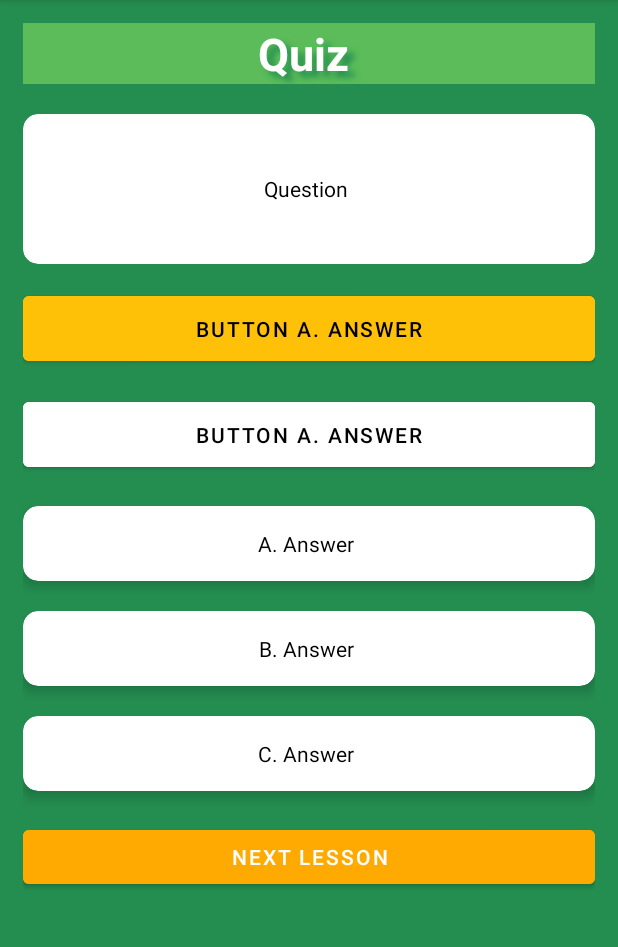
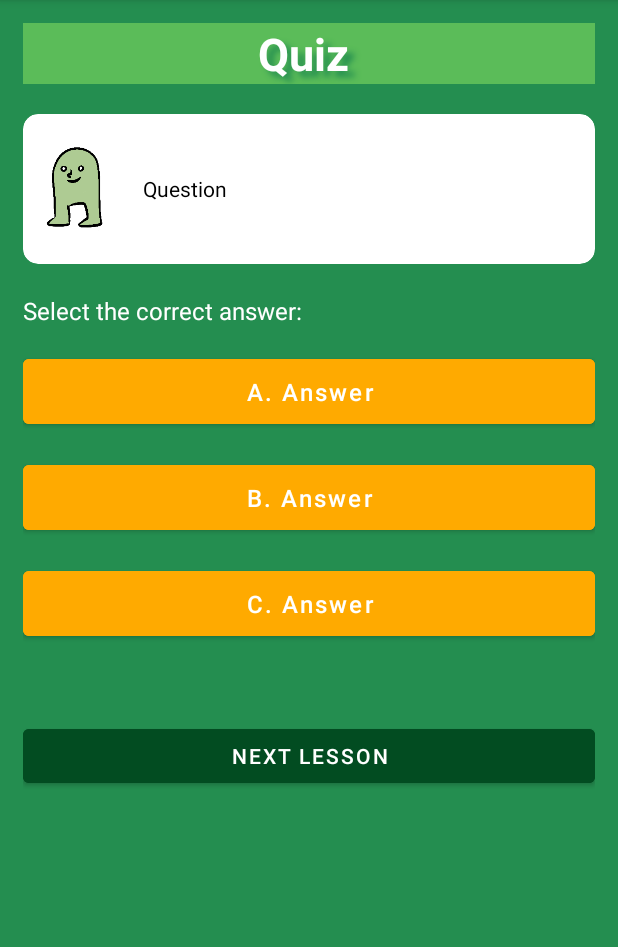
Before and after one commit to zhuje/NUMADSp22_FinalProject, an Android app: the SublessonQuiz screen opened directly, with no data from a screen before it, on a phone screen of 412 x 824 dp, the part 84-1031 px from its top. Run offline under Robolectric (Android 15) with nearby library versions, the phone set to English and light mode, and no system bars.

Commit message:
Sublesson Quiz, general format done.

```diff
--- a/app/src/main/res/layout/activity_sublesson_quiz.xml
+++ b/app/src/main/res/layout/activity_sublesson_quiz.xml
@@ -37,84 +37,82 @@
             android:layout_marginTop="20dp"
             app:cardCornerRadius="10dp" >
 
+            <LinearLayout
+                android:layout_width="match_parent"
+                android:layout_height="match_parent"
+                android:orientation="horizontal"
+                >
+                <ImageView
+                    android:layout_marginLeft="10dp"
+                    android:layout_width="50dp"
+                    android:layout_height="wrap_content"
+                    android:src="@drawable/character"
+                    />
                 <TextView
+                    android:layout_marginLeft="20dp"
                     android:text="Question "
                     android:layout_gravity="center"
                     android:textColor="@color/black"
                     android:layout_width="wrap_content"
                     android:layout_height="wrap_content"/>
+            </LinearLayout>
+
+
 
         </androidx.cardview.widget.CardView>
 
 
+        <TextView
+            android:layout_marginTop="20dp"
+            android:layout_width="match_parent"
+            android:layout_height="wrap_content"
+            android:textColor="@color/white"
+            android:textSize="16sp"
+            android:text="Select the correct answer:"/>
+
         <Button
+            android:elevation="5dp"
             android:layout_marginTop="15dp"
             android:layout_width="match_parent"
             android:layout_height="55dp"
-            android:backgroundTint="@color/yellow2"
-            android:textColor="@color/black"
-            android:text="Button A. Answer"
+            android:backgroundTint="@color/yellow3"
+            android:textColor="@color/white"
+            android:textAllCaps="false"
+            android:textSize="16sp"
+            android:text= "A. Answer"
             />
         <Button
+            android:elevation="5dp"
             android:layout_marginTop="15dp"
             android:layout_width="match_parent"
             android:layout_height="55dp"
-            android:backgroundTint="@color/white"
-            android:textColor="@color/black"
-            android:text="Button A. Answer"
+            android:backgroundTint="@color/yellow3"
+            android:textColor="@color/white"
+            android:textAllCaps="false"
+            android:textSize="16sp"
+            android:text= "B. Answer"
+            />
+        <Button
+            android:elevation="5dp"
+            android:layout_marginTop="15dp"
+            android:layout_width="match_parent"
+            android:layout_height="55dp"
+            android:backgroundTint="@color/yellow3"
+            android:textColor="@color/white"
+            android:textAllCaps="false"
+            android:textSize="16sp"
+            android:text= "C. Answer"
             />
 
 
-        <androidx.cardview.widget.CardView
-            app:cardElevation="5dp"
-            android:layout_width="match_parent"
-            android:layout_height="50dp"
-            android:layout_marginTop="20dp"
-            app:cardCornerRadius="10dp" >
 
-            <TextView
-                android:text="A. Answer "
-                android:layout_gravity="center"
-                android:textColor="@color/black"
-                android:layout_width="wrap_content"
-                android:layout_height="wrap_content"/>
-        </androidx.cardview.widget.CardView>
 
-        <androidx.cardview.widget.CardView
-            app:cardElevation="5dp"
-            android:layout_width="match_parent"
-            android:layout_height="50dp"
-            android:layout_marginTop="20dp"
-            app:cardCornerRadius="10dp" >
-
-            <TextView
-                android:text="B. Answer "
-                android:layout_gravity="center"
-                android:textColor="@color/black"
-                android:layout_width="wrap_content"
-                android:layout_height="wrap_content"/>
-        </androidx.cardview.widget.CardView>
-
-        <androidx.cardview.widget.CardView
-            app:cardElevation="5dp"
-            android:layout_width="match_parent"
-            android:layout_height="50dp"
-            android:layout_marginTop="20dp"
-            app:cardCornerRadius="10dp" >
-
-            <TextView
-                android:text="C. Answer "
-                android:layout_gravity="center"
-                android:textColor="@color/black"
-                android:layout_width="wrap_content"
-                android:layout_height="wrap_content"/>
-        </androidx.cardview.widget.CardView>
 
         <Button
-            android:layout_marginTop="20dp"
+            android:layout_marginTop="50dp"
             android:layout_width="match_parent"
             android:layout_height="wrap_content"
-            android:backgroundTint="@color/yellow3"
+            android:backgroundTint="@color/green3"
 
             android:text="Next Lesson"/>
 
--- a/app/src/main/res/values/colors.xml
+++ b/app/src/main/res/values/colors.xml
@@ -9,6 +9,7 @@
     <color name="white">#FFFFFFFF</color>
     <color name="colorPrimary"> #5bbc59 </color>
     <color name="colorDark"> #248e50 </color>
+    <color name="green3">#024C21</color>
     <color name="colorAccent"> #bf40ff </color>
     <color name="colorWhite"> #FFFFFF </color>
     <color name="grey">#98949A</color>
```
Also changed, not shown: app/src/main/res/drawable-v24/character.png (added). Lines whose indentation alone changed are shown as unchanged.
